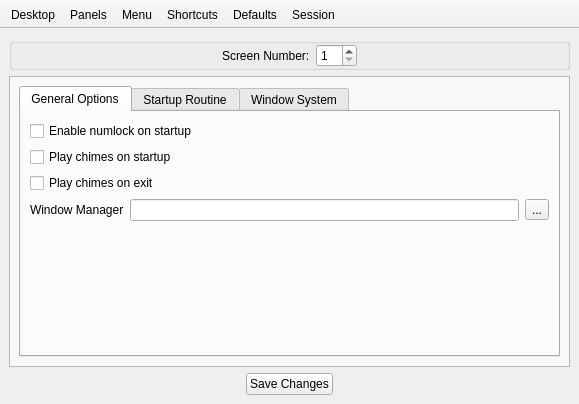
Before: the Qt Designer form lumina-config/mainUI.ui in lumina-desktop/lumina, drawn with Qt 5.
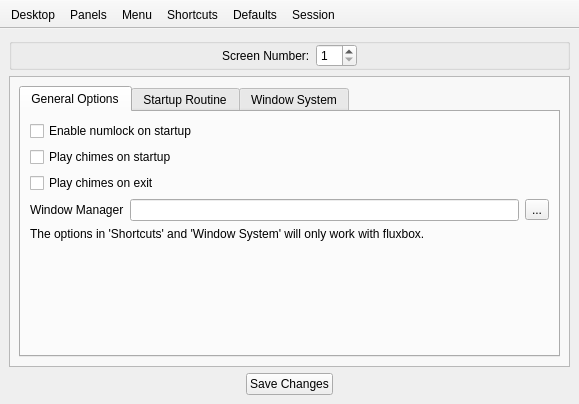
After: the same form once the commit is applied.

Commit message: note user about consequences of not using fluxbox

```diff
--- a/lumina-config/mainUI.ui
+++ b/lumina-config/mainUI.ui
@@ -1135,6 +1135,13 @@
               </item>
              </layout>
             </item>
+            <item>
+             <widget class="QLabel" name="label_14">
+              <property name="text">
+               <string>The options in 'Shortcuts' and 'Window System' will only work with fluxbox.</string>
+              </property>
+             </widget>
+            </item>
             <item>
              <spacer name="verticalSpacer_2">
               <property name="orientation">
```
